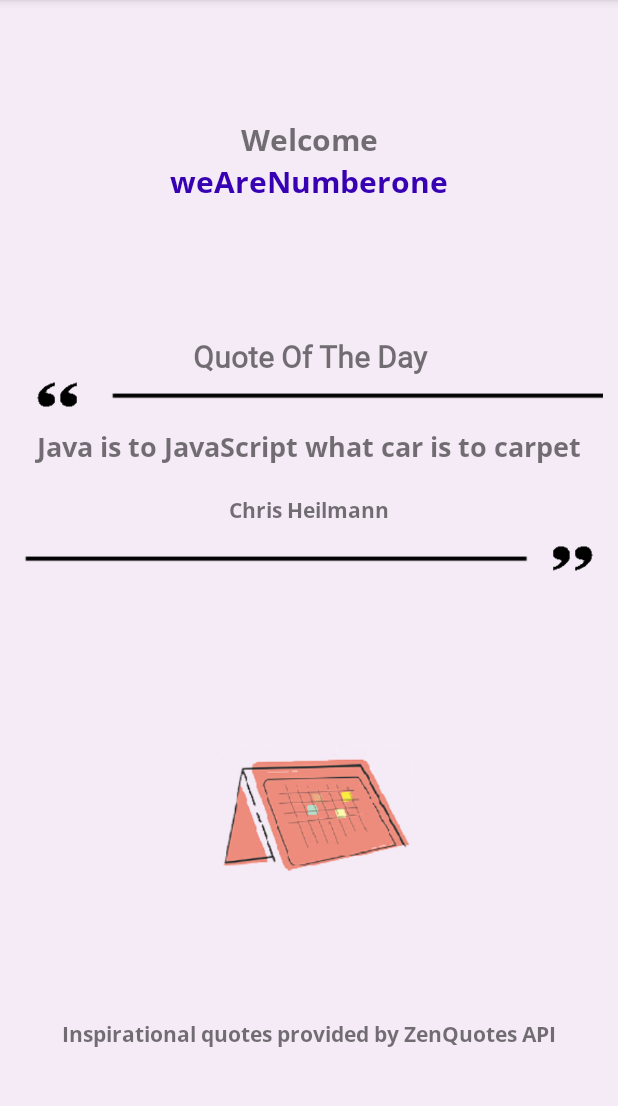
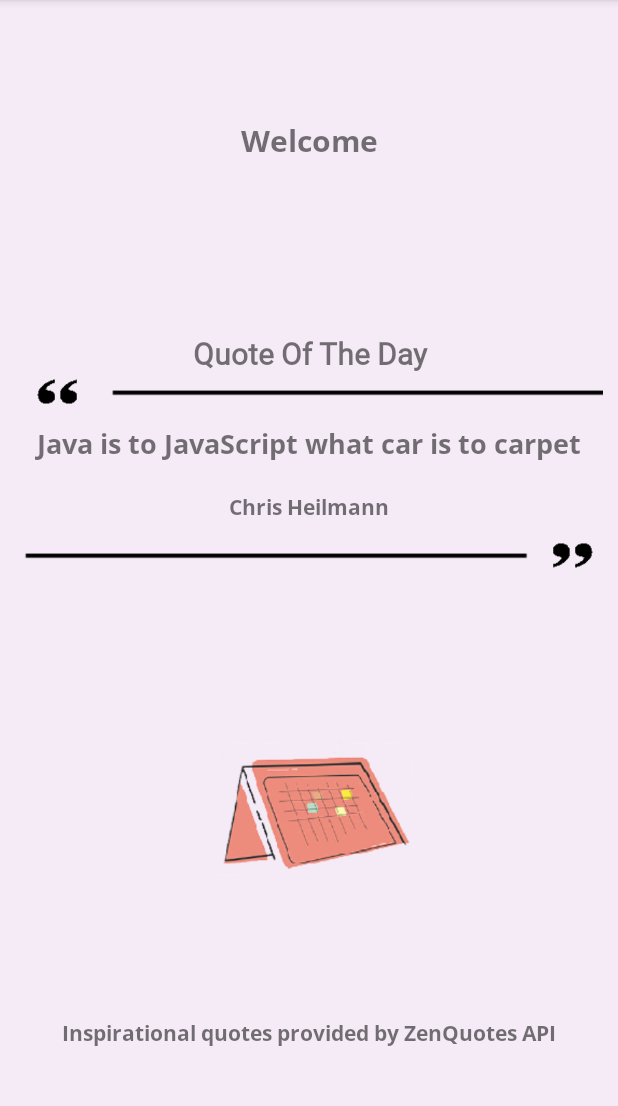
Before and after one commit to carrotbeetrice/Todo, an Android app: the SplashScreen screen opened directly, with no data from a screen before it, on a phone screen of 412 x 824 dp, the part 84-1190 px from its top. Run offline under Robolectric (Android 15) with nearby library versions, the phone set to English and light mode, and no system bars.

Commit message:
Update wrong label on splash screen

```diff
--- a/app/src/main/res/layout/splash_screen.xml
+++ b/app/src/main/res/layout/splash_screen.xml
@@ -23,8 +23,7 @@
             android:layout_width="match_parent"
             android:layout_height="wrap_content"
             android:layout_gravity="center"
-            android:gravity="center"
-            android:text="@string/welcome_back"/>
+            android:gravity="center"/>
 
         <TextView
             android:id="@+id/user"
@@ -33,7 +32,6 @@
             android:layout_width="match_parent"
             android:layout_height="wrap_content"
             android:layout_gravity="center"
-            android:text="@string/user"
             android:gravity="center" />
 
     </LinearLayout>
```
